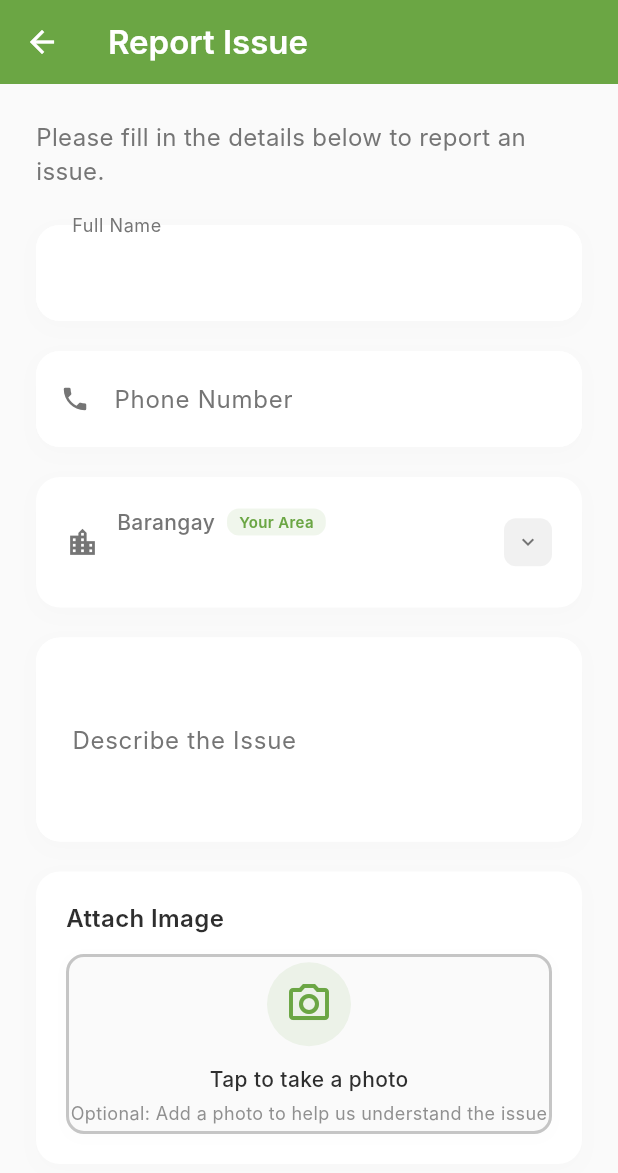
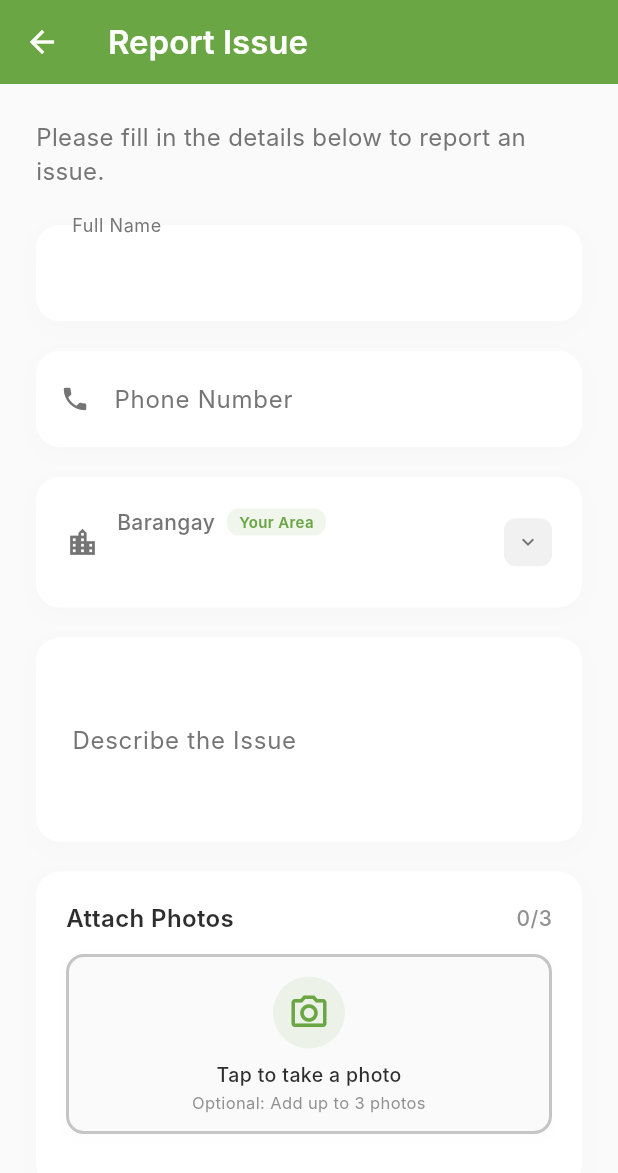
Before and after one commit to ceciliomichael/green_tagbiliran, a Flutter app: the ReportIssueScreen screen opened by its route, on a phone screen of 412 x 824 dp. Shown: the top 1173 px of the screen. Run offline on Flutter 3.47's test engine with Material 3 defaults, Android fonts, the phone set to English and light mode, and no system bars; our stand-ins replace flutter_map, flutter_svg, image_picker, latlong2, shared_preferences; accounts and stored records are empty; Roboto replaces fonts that are missing (Inter).

Commit message:
feat: enhance report issue with multiple photo upload and fix barangay display format

```diff
--- a/lib/screens/home/home_screen.dart
+++ b/lib/screens/home/home_screen.dart
@@ -148,7 +148,7 @@ class _HomeScreenState extends State<HomeScreen> {
                       ),
                       const SizedBox(height: 2),
                       Text(
-                        '$_userBarangay Barangay',
+                        'Barangay $_userBarangay',
                         style: const TextStyle(
                           color: Colors.white,
                           fontSize: 16,
--- a/lib/screens/report/report_issue_screen.dart
+++ b/lib/screens/report/report_issue_screen.dart
@@ -23,9 +23,11 @@ class _ReportIssueScreenState extends State<ReportIssueScreen> {
   final _reportsService = ReportsService();
 
   String _selectedBarangay = '';
-  XFile? _selectedImage;
+  // ignore: prefer_final_fields
+  List<XFile> _selectedImages = [];
   final ImagePicker _picker = ImagePicker();
   bool _isSubmitting = false;
+  static const int maxImages = 3;
 
   final List<String> _barangays = [
     'Bool',
@@ -73,6 +75,16 @@ class _ReportIssueScreenState extends State<ReportIssueScreen> {
   }
 
   Future<void> _pickImage() async {
+    if (_selectedImages.length >= maxImages) {
+      ScaffoldMessenger.of(context).showSnackBar(
+        SnackBar(
+          content: Text('Maximum $maxImages photos allowed'),
+          backgroundColor: AppColors.error,
+        ),
+      );
+      return;
+    }
+
     try {
       final XFile? image = await _picker.pickImage(
         source: kIsWeb ? ImageSource.gallery : ImageSource.camera,
@@ -81,7 +93,7 @@ class _ReportIssueScreenState extends State<ReportIssueScreen> {
 
       if (image != null) {
         setState(() {
-          _selectedImage = image;
+          _selectedImages.add(image);
         });
       }
     } catch (e) {
@@ -93,9 +105,9 @@ class _ReportIssueScreenState extends State<ReportIssueScreen> {
     }
   }
 
-  void _removeImage() {
+  void _removeImage(int index) {
     setState(() {
-      _selectedImage = null;
+      _selectedImages.removeAt(index);
     });
   }
 
@@ -236,7 +248,7 @@ class _ReportIssueScreenState extends State<ReportIssueScreen> {
         phone: '+63${_phoneController.text.trim()}',
         barangay: _selectedBarangay,
         issueDescription: _issueController.text.trim(),
-        image: _selectedImage,
+        images: _selectedImages.isNotEmpty ? _selectedImages : null,
       );
 
       if (result.success) {
@@ -253,7 +265,7 @@ class _ReportIssueScreenState extends State<ReportIssueScreen> {
           _phoneController.clear();
           _issueController.clear();
           setState(() {
-            _selectedImage = null;
+            _selectedImages.clear();
           });
 
           // Navigate to status screen
@@ -494,17 +506,31 @@ class _ReportIssueScreenState extends State<ReportIssueScreen> {
         child: Column(
           crossAxisAlignment: CrossAxisAlignment.start,
           children: [
+            Row(
+              mainAxisAlignment: MainAxisAlignment.spaceBetween,
+              children: [
                 const Text(
-              'Attach Image',
+                  'Attach Photos',
                   style: TextStyle(
                     fontSize: 16,
                     fontWeight: FontWeight.w600,
                     color: AppColors.textPrimary,
                   ),
                 ),
+                Text(
+                  '${_selectedImages.length}/$maxImages',
+                  style: TextStyle(
+                    fontSize: 14,
+                    color: AppColors.textSecondary.withValues(alpha: 0.8),
+                    fontWeight: FontWeight.w500,
+                  ),
+                ),
+              ],
+            ),
             const SizedBox(height: 12),
 
-            if (_selectedImage == null) ...[
+            // Add photo button (always visible if under limit)
+            if (_selectedImages.length < maxImages) ...[
               GestureDetector(
                 onTap: _pickImage,
                 child: Container(
@@ -529,9 +555,10 @@ class _ReportIssueScreenState extends State<ReportIssueScreen> {
                   ),
                   child: Column(
                     mainAxisAlignment: MainAxisAlignment.center,
+                    mainAxisSize: MainAxisSize.min,
                     children: [
                       Container(
-                        padding: const EdgeInsets.all(12),
+                        padding: const EdgeInsets.all(10),
                         decoration: BoxDecoration(
                           color: AppColors.primaryGreen.withValues(alpha: 0.1),
                           shape: BoxShape.circle,
@@ -540,36 +567,51 @@ class _ReportIssueScreenState extends State<ReportIssueScreen> {
                           kIsWeb
                               ? Icons.photo_library_outlined
                               : Icons.camera_alt_outlined,
-                          size: 32,
+                          size: 28,
                           color: AppColors.primaryGreen,
                         ),
                       ),
-                      const SizedBox(height: 12),
+                      const SizedBox(height: 8),
                       Text(
                         kIsWeb
-                            ? 'Tap to select an image'
+                            ? 'Tap to select a photo'
                             : 'Tap to take a photo',
                         style: const TextStyle(
                           color: AppColors.textPrimary,
-                          fontSize: 14,
+                          fontSize: 13,
                           fontWeight: FontWeight.w500,
                         ),
                       ),
-                      const SizedBox(height: 4),
-                      Text(
-                        'Optional: Add a photo to help us understand the issue',
+                      const SizedBox(height: 2),
+                      Flexible(
+                        child: Text(
+                          'Optional: Add up to $maxImages photos',
                           textAlign: TextAlign.center,
+                          maxLines: 2,
+                          overflow: TextOverflow.ellipsis,
                           style: TextStyle(
-                          color: AppColors.textSecondary.withValues(alpha: 0.8),
-                          fontSize: 12,
+                            color: AppColors.textSecondary.withValues(
+                              alpha: 0.8,
+                            ),
+                            fontSize: 11,
+                            height: 1.2,
+                          ),
                         ),
                       ),
                     ],
                   ),
                 ),
               ),
-            ] else ...[
-              Stack(
+              const SizedBox(height: 16),
+            ],
+
+            // Display selected images
+            if (_selectedImages.isNotEmpty) ...[
+              ...List.generate(_selectedImages.length, (index) {
+                final image = _selectedImages[index];
+                return Container(
+                  margin: const EdgeInsets.only(bottom: 12),
+                  child: Stack(
                     children: [
                       Container(
                         height: 200,
@@ -579,7 +621,9 @@ class _ReportIssueScreenState extends State<ReportIssueScreen> {
                           color: AppColors.surfaceWhite,
                           boxShadow: [
                             BoxShadow(
-                          color: AppColors.shadowDark.withValues(alpha: 0.1),
+                              color: AppColors.shadowDark.withValues(
+                                alpha: 0.1,
+                              ),
                               offset: const Offset(0, 2),
                               blurRadius: 8,
                               spreadRadius: 1,
@@ -590,7 +634,7 @@ class _ReportIssueScreenState extends State<ReportIssueScreen> {
                           borderRadius: BorderRadius.circular(12),
                           child: kIsWeb
                               ? Image.network(
-                              _selectedImage!.path,
+                                  image.path,
                                   fit: BoxFit.cover,
                                   width: double.infinity,
                                   height: double.infinity,
@@ -608,7 +652,7 @@ class _ReportIssueScreenState extends State<ReportIssueScreen> {
                                   },
                                 )
                               : FutureBuilder<Uint8List>(
-                              future: _selectedImage!.readAsBytes(),
+                                  future: image.readAsBytes(),
                                   builder: (context, snapshot) {
                                     if (snapshot.hasData) {
                                       return Image.memory(
@@ -642,11 +686,12 @@ class _ReportIssueScreenState extends State<ReportIssueScreen> {
                                 ),
                         ),
                       ),
+                      // Remove button
                       Positioned(
                         top: 8,
                         right: 8,
                         child: GestureDetector(
-                      onTap: _removeImage,
+                          onTap: () => _removeImage(index),
                           child: Container(
                             padding: const EdgeInsets.all(8),
                             decoration: BoxDecoration(
@@ -669,8 +714,35 @@ class _ReportIssueScreenState extends State<ReportIssueScreen> {
                           ),
                         ),
                       ),
+                      // Image counter badge
+                      Positioned(
+                        top: 8,
+                        left: 8,
+                        child: Container(
+                          padding: const EdgeInsets.symmetric(
+                            horizontal: 8,
+                            vertical: 4,
+                          ),
+                          decoration: BoxDecoration(
+                            color: AppColors.primaryGreen.withValues(
+                              alpha: 0.9,
+                            ),
+                            borderRadius: BorderRadius.circular(12),
+                          ),
+                          child: Text(
+                            '${index + 1}',
+                            style: const TextStyle(
+                              color: Colors.white,
+                              fontSize: 12,
+                              fontWeight: FontWeight.w600,
+                            ),
+                          ),
+                        ),
+                      ),
                     ],
                   ),
+                );
+              }),
             ],
           ],
         ),
```
Also changed, not shown: lib/services/reports_service.dart (+18 -14 lines). Lines whose indentation alone changed are shown as unchanged.
